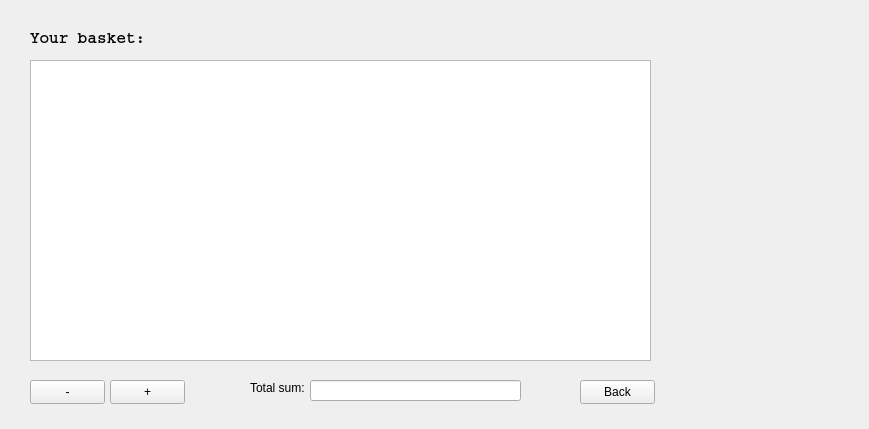
This is Trench Coat Store/BasketWindow.ui in bernadetthoszu/Trench-Coat-Store as Qt 5 draws it before an edit. The edited form follows.
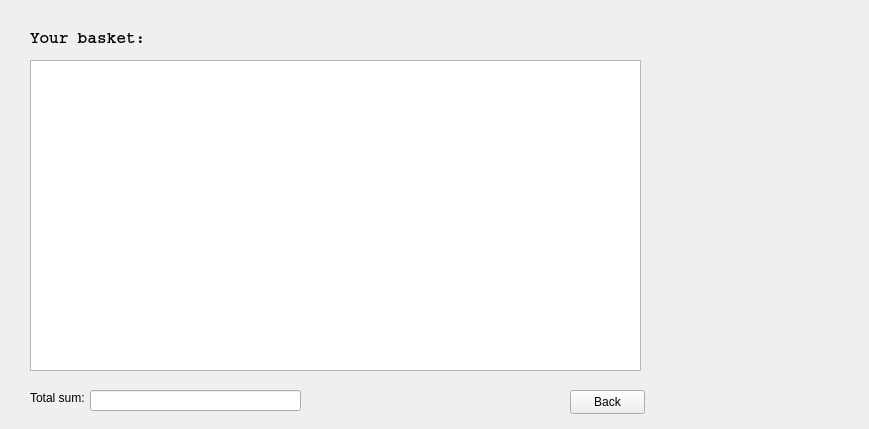
This is the edited form.

What changed in the file:
```diff
--- a/Trench Coat Store/BasketWindow.ui
+++ b/Trench Coat Store/BasketWindow.ui
@@ -38,42 +38,16 @@
     <rect>
      <x>30</x>
      <y>60</y>
-     <width>621</width>
-     <height>301</height>
+     <width>611</width>
+     <height>311</height>
     </rect>
    </property>
   </widget>
-  <widget class="QPushButton" name="undoButton">
-   <property name="geometry">
-    <rect>
-     <x>30</x>
-     <y>380</y>
-     <width>75</width>
-     <height>24</height>
-    </rect>
-   </property>
-   <property name="text">
-    <string>-</string>
-   </property>
-  </widget>
-  <widget class="QPushButton" name="redoButton">
-   <property name="geometry">
-    <rect>
-     <x>110</x>
-     <y>380</y>
-     <width>75</width>
-     <height>24</height>
-    </rect>
-   </property>
-   <property name="text">
-    <string>+</string>
-   </property>
-  </widget>
   <widget class="QLabel" name="totalSumLabel">
    <property name="geometry">
     <rect>
-     <x>250</x>
-     <y>380</y>
+     <x>30</x>
+     <y>390</y>
      <width>61</width>
      <height>16</height>
     </rect>
@@ -85,8 +59,8 @@
   <widget class="QLineEdit" name="totalSumEdit">
    <property name="geometry">
     <rect>
-     <x>310</x>
-     <y>380</y>
+     <x>90</x>
+     <y>390</y>
      <width>211</width>
      <height>21</height>
     </rect>
@@ -95,8 +69,8 @@
   <widget class="QPushButton" name="basketBackButton">
    <property name="geometry">
     <rect>
-     <x>580</x>
-     <y>380</y>
+     <x>570</x>
+     <y>390</y>
      <width>75</width>
      <height>24</height>
     </rect>
```
